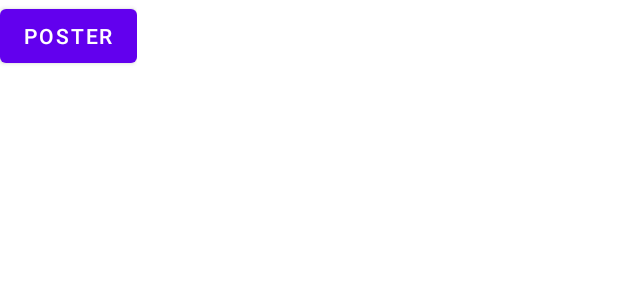
After one commit to ahadhri9/LinkedOn, an Android app: the layout posting_menu.xml on its own in the app's theme, with its tools: preview values and no code run, on a phone screen of 412 x 824 dp. The commit adds this screen. Shown: the top 300 px of the screen. Run offline under Robolectric (Android 15) with nearby library versions, the phone set to English and light mode, and no system bars.

Commit message:
link posting menu

```diff
--- a/app/src/main/AndroidManifest.xml
+++ b/app/src/main/AndroidManifest.xml
@@ -10,6 +10,9 @@
         android:roundIcon="@mipmap/ic_launcher_round"
         android:supportsRtl="true"
         android:theme="@style/Theme.LinkedOn">
+        <activity
+            android:name=".BaseActivity"
+            android:exported="false" />
         <activity
             android:name=".PostingActivity"
             android:exported="false" />
--- a/app/src/main/java/fr/isen/hadhri/linkedon/MainActivity.kt
+++ b/app/src/main/java/fr/isen/hadhri/linkedon/MainActivity.kt
@@ -13,7 +13,7 @@ import com.google.firebase.database.ktx.database
 import com.google.firebase.database.ktx.getValue
 import com.google.firebase.ktx.Firebase
 import fr.isen.hadhri.linkedon.databinding.ActivityMainBinding
-class MainActivity : AppCompatActivity() {
+class MainActivity : BaseActivity() {
 
     private lateinit var binding: ActivityMainBinding
     override fun onCreate(savedInstanceState: Bundle?) {
--- a/app/src/main/java/fr/isen/hadhri/linkedon/PostingActivity.kt
+++ b/app/src/main/java/fr/isen/hadhri/linkedon/PostingActivity.kt
@@ -10,7 +10,7 @@ class PostingActivity : AppCompatActivity() {
 
         //récupérer le pseudo/nom&prénom de la personne qui poste à travers des informations de connexion
 
-        //le bouton post renvoie sur les détails du post en mode lecture
+        //le bouton post renvoie sur l'activité main
 
         //nom&prénom/pseudo, date et heure de post, titre, contenu du post, bouton like, bouton commentaire
 
--- /dev/null
+++ b/app/src/main/res/layout/posting_menu.xml
@@ -0,0 +1,17 @@
+<?xml version="1.0" encoding="utf-8"?>
+<androidx.constraintlayout.widget.ConstraintLayout xmlns:android="http://schemas.android.com/apk/res/android"
+    xmlns:app="http://schemas.android.com/apk/res-auto"
+    xmlns:tools="http://schemas.android.com/tools"
+    android:layout_width="wrap_content"
+    android:layout_height="wrap_content">
+
+    <Button
+        android:id="@+id/button2"
+        android:layout_width="wrap_content"
+        android:layout_height="wrap_content"
+        android:text="@string/postButton"
+        app:layout_constraintBottom_toBottomOf="parent"
+        app:layout_constraintEnd_toEndOf="parent"
+        app:layout_constraintStart_toStartOf="parent"
+        app:layout_constraintTop_toTopOf="parent" />
+</androidx.constraintlayout.widget.ConstraintLayout>
```
Also changed, not shown: app/src/main/java/fr/isen/hadhri/linkedon/BaseActivity.kt (added, +22 -0 lines), app/src/main/res/layout/activity_base.xml (added, +9 -0 lines), app/src/main/res/menu/menu.xml (added, +10 -0 lines).
